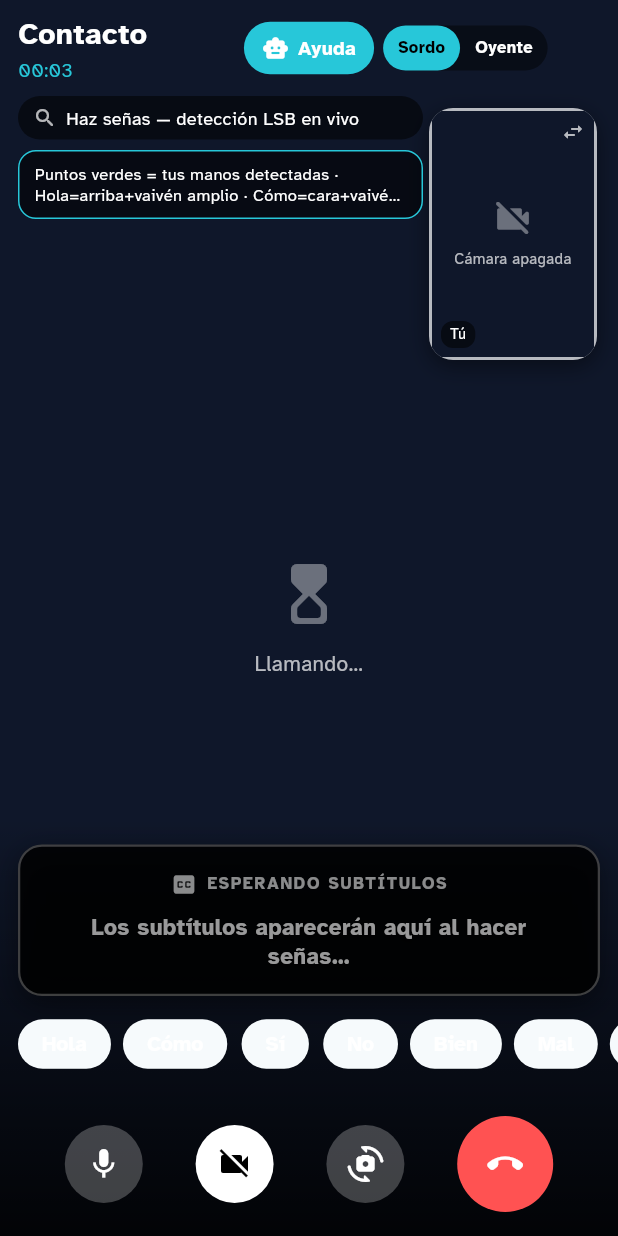
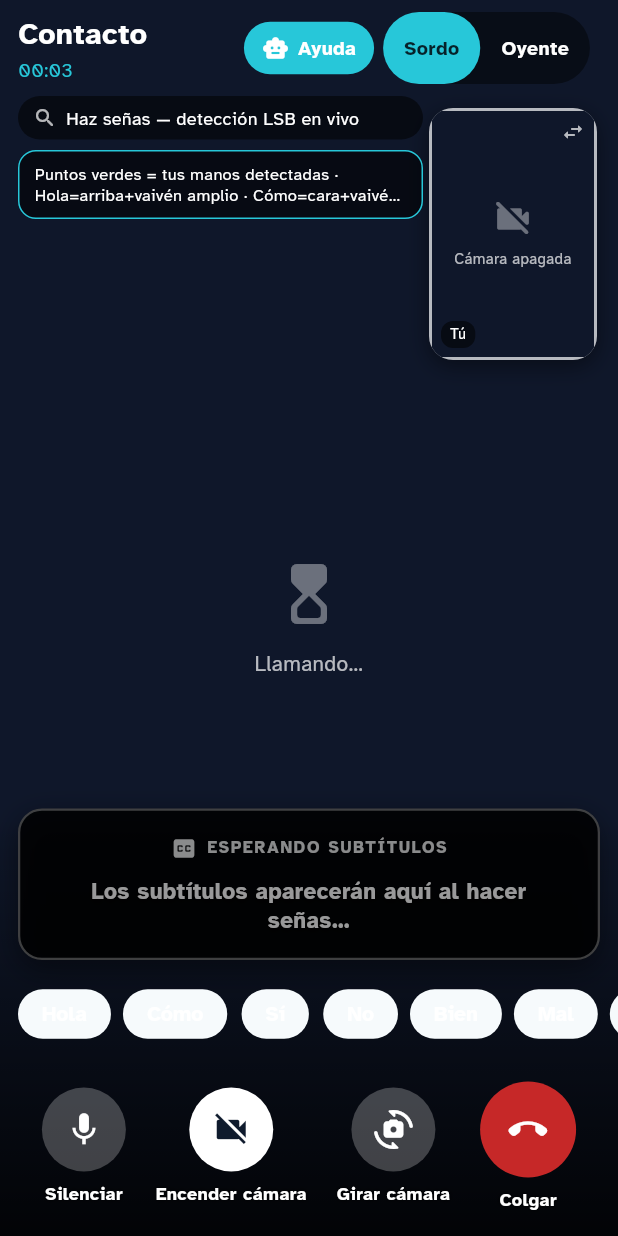
Before and after one commit to TheDuckHacker/Conecta, a Flutter app: the VideoCallScreen screen opened directly with empty values, item 2 of the bottom bar chosen, on a phone screen of 412 x 824 dp. Run offline on Flutter 3.47's test engine with Material 3 defaults, Android fonts, the phone set to English and light mode, and no system bars; our stand-ins replace appwrite, audioplayers, camera, flutter_local_notifications, flutter_svg, flutter_tts and 4 more; missing offline and left inert: camera_platform_interface, flutter_webrtc, google_mlkit_pose_detection, hand_landmarker; accounts and stored records are empty; network calls fail.

Commit message:
Videollamada: controles con texto visible, tooltip y Semantics; roles de 48 dp.

```diff
--- a/lib/screens/video_call_screen.dart
+++ b/lib/screens/video_call_screen.dart
@@ -78,10 +78,13 @@ class _VideoCallScreenState extends State<VideoCallScreen> {
   String _localCaption = '';
   String _remoteCaption = '';
   String _displayCaption = '';
+
   /// Origen del subtítulo en pantalla: sign | speech | typed.
   String _displaySource = '';
+
   /// Señas detectadas por el tracker que forman la frase ("Hola → ¿Cómo estás?").
   String _displaySigns = '';
+
   /// Seña que el tracker está leyendo (aún sin confirmar).
   String _candidate = '';
   String _statusHint = 'Iniciando cámara...';
@@ -179,8 +182,9 @@ class _VideoCallScreenState extends State<VideoCallScreen> {
       desc,
       ResolutionPreset.medium,
       enableAudio: false,
-      imageFormatGroup:
-          Platform.isAndroid ? ImageFormatGroup.nv21 : ImageFormatGroup.bgra8888,
+      imageFormatGroup: Platform.isAndroid
+          ? ImageFormatGroup.nv21
+          : ImageFormatGroup.bgra8888,
     );
     _camera = next;
     try {
@@ -321,7 +325,10 @@ class _VideoCallScreenState extends State<VideoCallScreen> {
 
   Future<void> _startWebRtc({bool enableLocalVideo = true}) async {
     final me = widget.currentUserId;
-    if (me == null || me.isEmpty || _roomId.isEmpty || _roomId.startsWith('solo')) {
+    if (me == null ||
+        me.isEmpty ||
+        _roomId.isEmpty ||
+        _roomId.startsWith('solo')) {
       return;
     }
     try {
@@ -877,7 +884,7 @@ class _VideoCallScreenState extends State<VideoCallScreen> {
           Positioned(
             left: 12,
             right: 12,
-            bottom: _role == CallUserRole.deaf ? 160 : 120,
+            bottom: _role == CallUserRole.deaf ? 184 : 136,
             child: _buildLiveSubtitles(),
           ),
 
@@ -886,7 +893,7 @@ class _VideoCallScreenState extends State<VideoCallScreen> {
             Positioned(
               left: 0,
               right: 0,
-              bottom: 108,
+              bottom: 128,
               child: SizedBox(
                 height: 40,
                 child: ListView.separated(
@@ -920,6 +927,7 @@ class _VideoCallScreenState extends State<VideoCallScreen> {
                 children: [
                   _btn(
                     icon: _isMuted ? Icons.mic_off : Icons.mic,
+                    label: _isMuted ? 'Activar mic' : 'Silenciar',
                     active: _isMuted,
                     onTap: () async {
                       setState(() => _isMuted = !_isMuted);
@@ -933,6 +941,7 @@ class _VideoCallScreenState extends State<VideoCallScreen> {
                   ),
                   _btn(
                     icon: _isVideoOff ? Icons.videocam_off : Icons.videocam,
+                    label: _isVideoOff ? 'Encender cámara' : 'Apagar cámara',
                     active: _isVideoOff,
                     onTap: () async {
                       setState(() => _isVideoOff = !_isVideoOff);
@@ -941,11 +950,13 @@ class _VideoCallScreenState extends State<VideoCallScreen> {
                   ),
                   _btn(
                     icon: Icons.cameraswitch_rounded,
+                    label: 'Girar cámara',
                     onTap: _flipCamera,
                   ),
                   _btn(
                     icon: Icons.call_end_rounded,
-                    color: Colors.redAccent,
+                    label: 'Colgar',
+                    color: AppColors.danger,
                     size: 64,
                     onTap: () => Navigator.pop(context),
                   ),
@@ -1089,9 +1100,8 @@ class _VideoCallScreenState extends State<VideoCallScreen> {
       );
     }
     return _placeholder(
-      icon: _peerConnected
-          ? Icons.videocam_rounded
-          : Icons.hourglass_top_rounded,
+      icon:
+          _peerConnected ? Icons.videocam_rounded : Icons.hourglass_top_rounded,
       label: _peerConnected
           ? 'Conectando video…'
           : (widget.isCaller ? 'Llamando…' : 'Conectando…'),
@@ -1229,8 +1239,7 @@ class _VideoCallScreenState extends State<VideoCallScreen> {
                 });
               } catch (_) {
                 setModal(() {
-                  answer =
-                      'Tips rápidos en llamada:\n'
+                  answer = 'Tips rápidos en llamada:\n'
                       '• Hola: mano bien arriba + vaivén\n'
                       '• Cómo estás: mano cerca de la cara\n'
                       '• Yo / Bien: pecho quieto\n'
@@ -1312,8 +1321,7 @@ class _VideoCallScreenState extends State<VideoCallScreen> {
                                   Text(s, style: const TextStyle(fontSize: 12)),
                               onPressed: busy ? null : () => ask(s),
                               backgroundColor: Colors.white12,
-                              labelStyle:
-                                  const TextStyle(color: Colors.white),
+                              labelStyle: const TextStyle(color: Colors.white),
                             ),
                           )
                           .toList(),
@@ -1395,10 +1403,17 @@ class _VideoCallScreenState extends State<VideoCallScreen> {
 
   Widget _roleBtn(String label, CallUserRole role) {
     final selected = _role == role;
-    return GestureDetector(
+    return Semantics(
+      button: true,
+      selected: selected,
+      label: 'Modo $label',
+      excludeSemantics: true,
+      child: GestureDetector(
         onTap: () => _setRole(role),
         child: Container(
-        padding: const EdgeInsets.symmetric(horizontal: 10, vertical: 7),
+          constraints: const BoxConstraints(minHeight: kMinTouch),
+          alignment: Alignment.center,
+          padding: const EdgeInsets.symmetric(horizontal: 14, vertical: 8),
           decoration: BoxDecoration(
             color: selected ? AppColors.brandBright : Colors.transparent,
             borderRadius: BorderRadius.circular(24),
@@ -1408,9 +1423,10 @@ class _VideoCallScreenState extends State<VideoCallScreen> {
             maxLines: 1,
             overflow: TextOverflow.ellipsis,
             style: TextStyle(
-            color: selected ? Colors.black : Colors.white,
+              color: selected ? AppColors.onBrandBright : Colors.white,
               fontWeight: FontWeight.bold,
-            fontSize: 11,
+              fontSize: 13,
+            ),
           ),
         ),
       ),
@@ -1448,9 +1464,7 @@ class _VideoCallScreenState extends State<VideoCallScreen> {
             color: Colors.black.withValues(alpha: 0.82),
             borderRadius: BorderRadius.circular(16),
             border: Border.all(
-              color: hasText
-                  ? AppColors.brandBright
-                  : Colors.white24,
+              color: hasText ? AppColors.brandBright : Colors.white24,
               width: 1.5,
             ),
             boxShadow: [
@@ -1470,18 +1484,14 @@ class _VideoCallScreenState extends State<VideoCallScreen> {
                     (hasText && _displaySource == 'sign') || readingSigns
                         ? Icons.sign_language_rounded
                         : Icons.closed_caption_rounded,
-                    color: hasText
-                        ? AppColors.brandBright
-                        : Colors.white54,
+                    color: hasText ? AppColors.brandBright : Colors.white54,
                     size: 18,
                   ),
                   const SizedBox(width: 6),
                   Text(
                     header,
                     style: TextStyle(
-                      color: hasText
-                          ? AppColors.brandBright
-                          : Colors.white54,
+                      color: hasText ? AppColors.brandBright : Colors.white54,
                       fontSize: 11,
                       fontWeight: FontWeight.w800,
                       letterSpacing: 1.2,
@@ -1552,30 +1562,55 @@ class _VideoCallScreenState extends State<VideoCallScreen> {
     );
   }
 
+  /// Control de llamada: círculo táctil + texto visible debajo (no solo
+  /// ícono) + tooltip y nombre para lector de pantalla.
   Widget _btn({
     required IconData icon,
+    required String label,
     required VoidCallback onTap,
     bool active = false,
     Color? color,
-    double size = 52,
+    double size = kMainTouch,
   }) {
-    return GestureDetector(
+    final bg = color ?? (active ? Colors.white : Colors.white24);
+    final fg =
+        color != null ? Colors.white : (active ? AppColors.ink : Colors.white);
+    return Semantics(
+      button: true,
+      toggled: color == null ? active : null,
+      label: label,
+      excludeSemantics: true,
+      child: Tooltip(
+        message: label,
+        child: Column(
+          mainAxisSize: MainAxisSize.min,
+          children: [
+            Material(
+              color: bg,
+              shape: const CircleBorder(),
+              clipBehavior: Clip.antiAlias,
+              child: InkWell(
                 onTap: onTap,
-      child: Container(
+                child: SizedBox(
                   width: size,
                   height: size,
-        decoration: BoxDecoration(
-          color: color ?? (active ? Colors.white : Colors.white24),
-          shape: BoxShape.circle,
-        ),
-        child: Icon(
-          icon,
-          color: color != null
-              ? Colors.white
-              : (active ? Colors.black : Colors.white),
-          size: 24,
-        ),
-      ),
-    );
-  }
-}
+                  child: Icon(icon, color: fg, size: 26),
+                ),
+              ),
+            ),
+            const SizedBox(height: 6),
+            Text(
+              label,
+              style: const TextStyle(
+                color: Colors.white,
+                fontSize: 12,
+                fontWeight: FontWeight.w700,
+                shadows: [Shadow(color: Colors.black, blurRadius: 4)],
+              ),
+            ),
+          ],
+        ),
+      ),
+    );
+  }
+}
```
Lines whose indentation alone changed are shown as unchanged.
